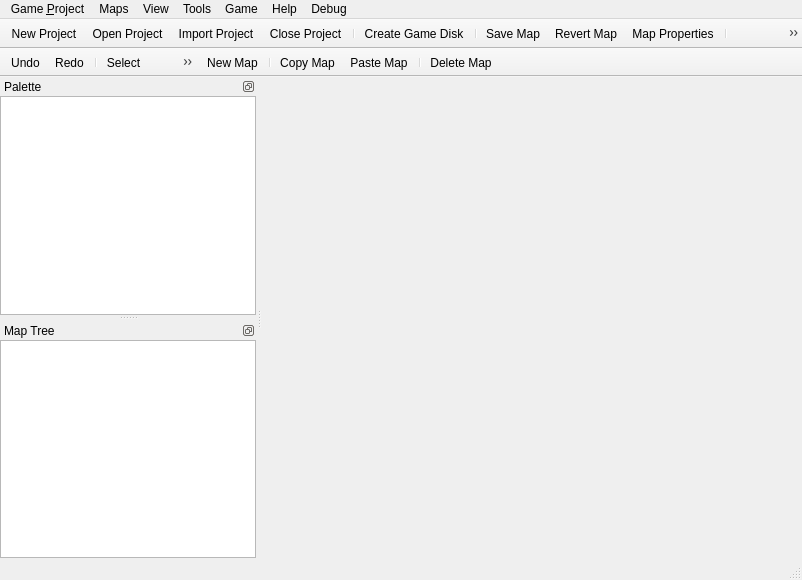
oulianov/Editor, file src/ui/main_window.ui: the form before one commit.
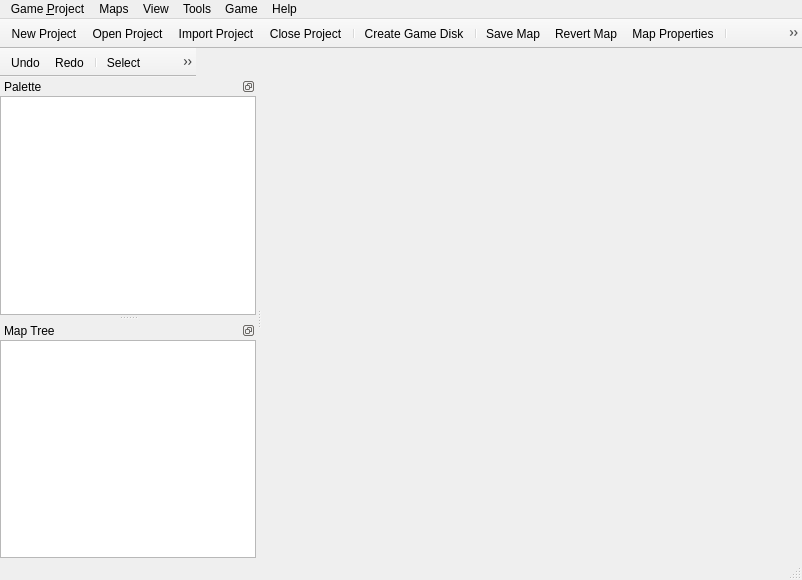
The form after the commit. Icons and pictures are not drawn.

```diff
--- a/src/ui/main_window.ui
+++ b/src/ui/main_window.ui
@@ -112,22 +112,20 @@
     <addaction name="actionPaletteToggle"/>
     <addaction name="actionMapTreeToggle"/>
    </widget>
-   <widget class="QMenu" name="menuDebug">
-    <property name="title">
-     <string>Debug</string>
-    </property>
-    <addaction name="actionDebugRtpPath"/>
-    <addaction name="actionDebugEnableCaching"/>
-   </widget>
    <addaction name="menuGame"/>
    <addaction name="menuMaps"/>
    <addaction name="menuView"/>
    <addaction name="menuTools"/>
    <addaction name="menuGame2"/>
    <addaction name="menuHelp"/>
-   <addaction name="menuDebug"/>
   </widget>
   <widget class="QToolBar" name="mainToolBar">
+   <property name="iconSize">
+    <size>
+     <width>16</width>
+     <height>16</height>
+    </size>
+   </property>
    <property name="movable">
     <bool>false</bool>
    </property>
@@ -158,6 +156,10 @@
    <addaction name="actionZoomIn"/>
    <addaction name="actionZoomOut"/>
    <addaction name="actionZoom100"/>
+   <addaction name="actionZoom1_1"/>
+   <addaction name="actionZoom1_2"/>
+   <addaction name="actionZoom1_4"/>
+   <addaction name="actionZoom1_8"/>
    <addaction name="separator"/>
    <addaction name="actionPaletteToggle"/>
    <addaction name="actionMapTreeToggle"/>
@@ -339,26 +341,6 @@
    <addaction name="actionDrawCircle"/>
    <addaction name="actionDrawFill"/>
   </widget>
-  <widget class="QToolBar" name="toolBar2">
-   <property name="windowTitle">
-    <string>Toolbar 2</string>
-   </property>
-   <property name="movable">
-    <bool>false</bool>
-   </property>
-   <attribute name="toolBarArea">
-    <enum>TopToolBarArea</enum>
-   </attribute>
-   <attribute name="toolBarBreak">
-    <bool>false</bool>
-   </attribute>
-   <addaction name="actionMapNew"/>
-   <addaction name="separator"/>
-   <addaction name="actionMapCopy"/>
-   <addaction name="actionMapPaste"/>
-   <addaction name="separator"/>
-   <addaction name="actionMapDelete"/>
-  </widget>
   <action name="actionProjectOpen">
    <property name="text">
     <string>&amp;Open Project</string>
@@ -950,10 +932,67 @@
   </action>
   <action name="actionPlayerLocation">
    <property name="text">
-    <string>Player &amp;Location...</string>
+    <string>1/1 Ratio</string>
    </property>
+   <property name="iconText">
+    <string>1/1</string>
+   </property>
    <property name="toolTip">
-    <string>Choose the EasyRPG Player used for test play</string>
+    <string>1/1 Ratio</string>
+   </property>
+   <property name="statusTip">
+    <string>Edit at a 1/1 view ratio</string>
+   </property>
+  </action>
+  <action name="actionZoom1_2">
+   <property name="checkable">
+    <bool>true</bool>
+   </property>
+   <property name="text">
+    <string>1/2 Ratio</string>
+   </property>
+   <property name="iconText">
+    <string>1/2</string>
+   </property>
+   <property name="toolTip">
+    <string>1/2 Ratio</string>
+   </property>
+   <property name="statusTip">
+    <string>Edit at a 1/2 view ratio</string>
+   </property>
+  </action>
+  <action name="actionZoom1_4">
+   <property name="checkable">
+    <bool>true</bool>
+   </property>
+   <property name="text">
+    <string>1/4 Ratio</string>
+   </property>
+   <property name="iconText">
+    <string>1/4</string>
+   </property>
+   <property name="toolTip">
+    <string>1/4 Ratio</string>
+   </property>
+   <property name="statusTip">
+    <string>Edit at a 1/4 view ratio</string>
+   </property>
+  </action>
+  <action name="actionZoom1_8">
+   <property name="checkable">
+    <bool>true</bool>
+   </property>
+   <property name="text">
+    <string>1/8 Ratio</string>
+   </property>
+   <property name="iconText">
+    <string>1/8</string>
+   </property>
+   <property name="toolTip">
+    <string>1/8 Ratio</string>
+   </property>
+   <property name="statusTip">
+    <string>Edit at a 1/8 view ratio</string>
    </property>
   </action>
  </widget>
```
Left out of the diff: 200 changed lines with no effect on the pictures.
